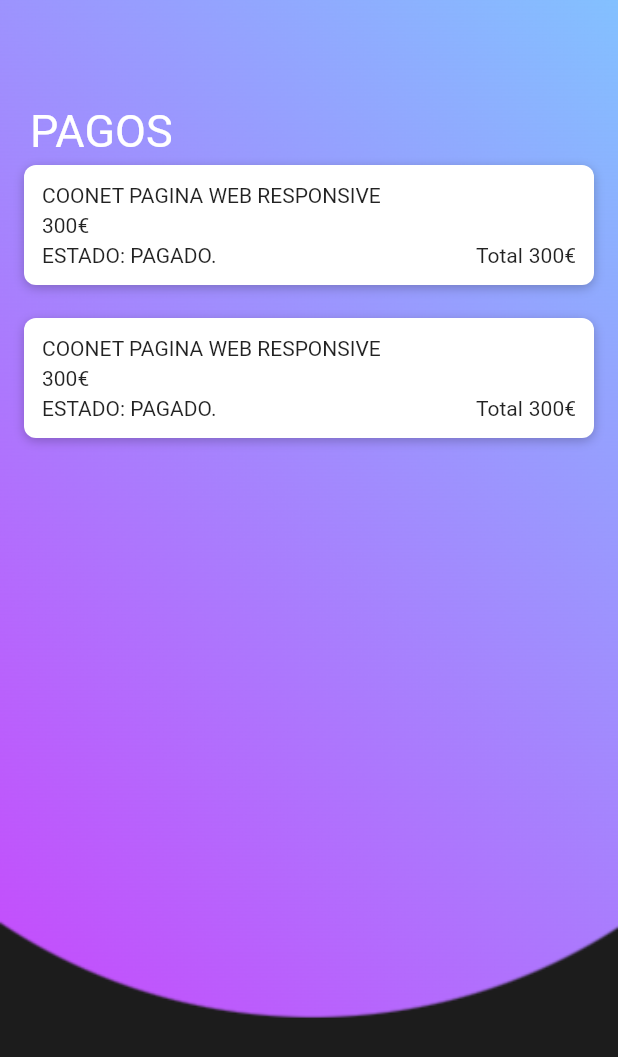
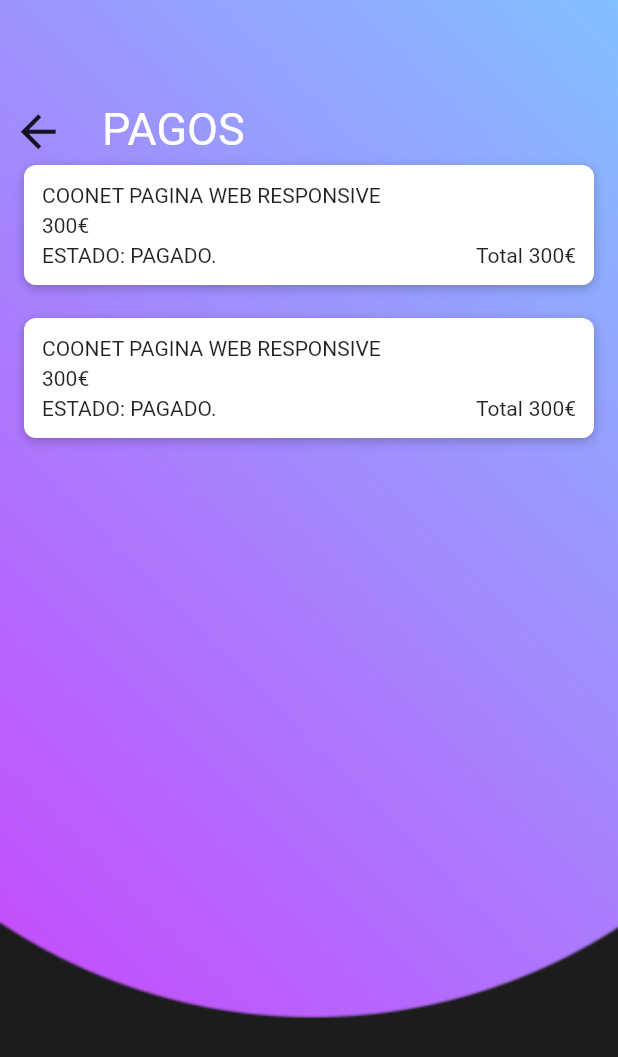
Before and after one commit to Golden0984/Coonet_, a Flutter app: the PagoWidget screen opened directly, on a phone screen of 412 x 824 dp. Shown: the top 1057 px of the screen. Run offline on Flutter 3.47's test engine with Material 2 defaults, Android fonts, the phone set to English and light mode, and no system bars; our stand-ins replace dio, fluttertoast, glass, image_picker; missing offline and left inert: image_picker_for_web; network calls fail; Roboto replaces fonts that are missing (Arial).

Commit message:
Add files via upload

```diff
--- a/lib/Pagos.dart
+++ b/lib/Pagos.dart
@@ -1,9 +1,7 @@
-
+import 'package:coonet/pages/Menu.dart';
 import 'package:flutter/material.dart';
 
-
 class PagoWidget extends StatefulWidget {
-
   @override
   _PagoWidgetState createState() => _PagoWidgetState();
 }
@@ -14,7 +12,6 @@
   @override
   Widget build(BuildContext context) {
     return Scaffold(
-
       key: scaffoldKey,
       backgroundColor: Color(0xFFF1F4F8),
       body: Container(
@@ -28,7 +25,39 @@
           padding: EdgeInsets.zero,
           scrollDirection: Axis.vertical,
           children: [
-            const Padding(padding: EdgeInsets.only(left: 20, top: 70, bottom: 5), child: Text("PAGOS", style: TextStyle(fontFamily: 'Arial', fontSize: 30, color: Colors.white),),),
+            const SizedBox(height: 62.0),
+            Container(
+              child: Row(
+                children: [
+                  Padding(
+                    padding: const EdgeInsetsDirectional.fromSTEB(0, 0, 0, 0),
+                    child: IconButton(
+                      icon: Icon(
+                        Icons.arrow_back,
+                        size: 35,
+                      ),
+                      onPressed: () {
+                        paginaActual = 4;
+                        Navigator.push(context,
+                            MaterialPageRoute(builder: (context) => Menu()));
+                      },
+                    ),
+                  ),
+                  Padding(
+                    padding: EdgeInsets.only(
+                      left: 20,
+                    ),
+                    child: Text(
+                      "PAGOS",
+                      style: TextStyle(
+                          fontFamily: 'Arial',
+                          fontSize: 30,
+                          color: Colors.white),
+                    ),
+                  ),
+                ],
+              ),
+            ),
             ListView(
               padding: EdgeInsets.zero,
               shrinkWrap: true,
@@ -82,7 +111,6 @@
                     Text(
                       'COONET PAGINA WEB RESPONSIVE',
                     ),
-
                   ],
                 ),
               ),
@@ -102,8 +130,7 @@
                       mainAxisSize: MainAxisSize.max,
                       children: [
                         Padding(
-                                      padding: EdgeInsetsDirectional.fromSTEB(
-                                          0, 0, 4, 0),
+                          padding: EdgeInsetsDirectional.fromSTEB(0, 0, 4, 0),
                           child: Text(
                             'Total',
                             textAlign: TextAlign.end,
@@ -123,7 +150,5 @@
         ),
       ),
     );
-
   }
-
 }
```
Also changed, not shown: lib/generated_plugin_registrant.dart (added, +18 -0 lines), lib/pages/MisProyectos.dart (+76 -48 lines), lib/pages/ServicioWidget.dart (+13 -0 lines). Lines whose indentation alone changed are shown as unchanged.
